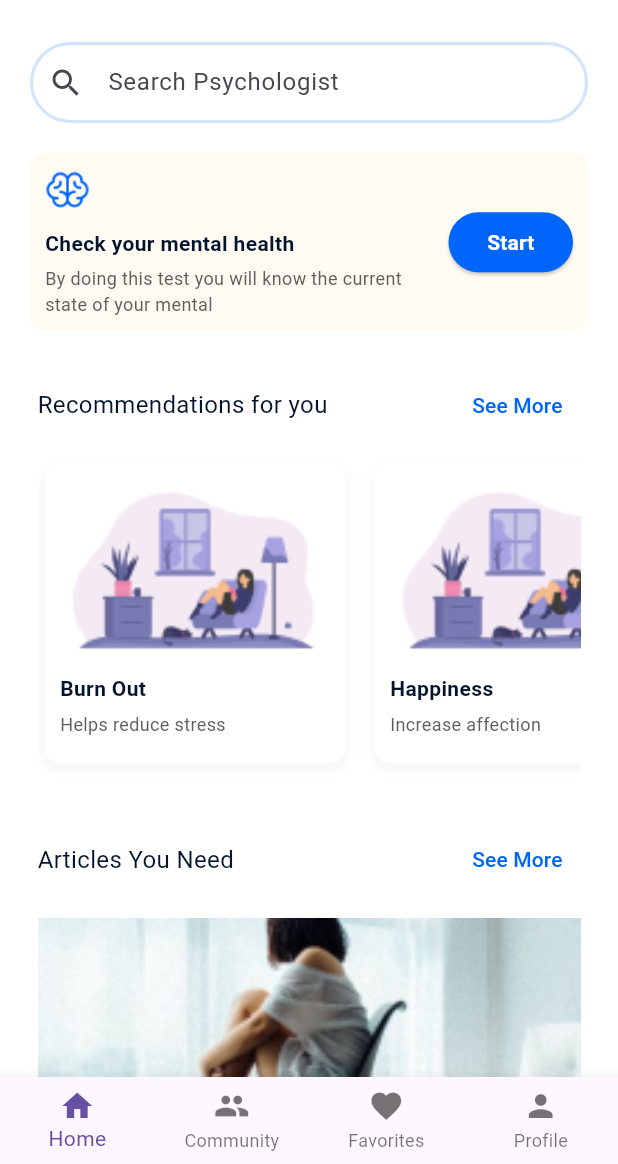
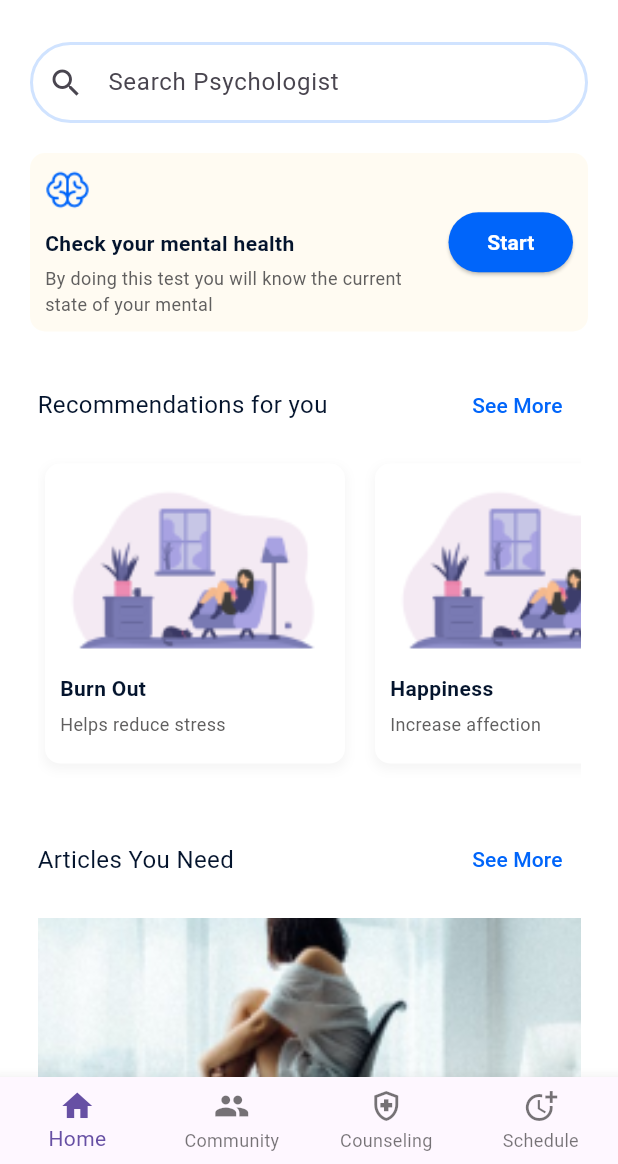
Before and after one commit to muamarzidan/MindWell, a Flutter app: the HomeScreen screen opened by its route, on a phone screen of 412 x 824 dp, the part 72-1236 px from its top. Run offline on Flutter 3.47's test engine with Material 3 defaults, Android fonts, the phone set to English and light mode, and no system bars; our stand-ins replace firebase_auth, firebase_core, font_awesome_flutter, google_sign_in, smooth_page_indicator; accounts and stored records are empty.

Commit message:
feat: adjust navbombar

```diff
--- a/lib/common/home_screen.dart
+++ b/lib/common/home_screen.dart
@@ -84,12 +84,12 @@ class _HomeScreenState extends State<HomeScreen> {
             label: 'Community',
           ),
           BottomNavigationBarItem(
-            icon: Icon(Icons.favorite),
-            label: 'Favorites',
+            icon: Icon(Icons.health_and_safety_outlined),
+            label: 'Counseling',
           ),
           BottomNavigationBarItem(
-            icon: Icon(Icons.person),
-            label: 'Profile',
+            icon: Icon(Icons.more_time_sharp),
+            label: 'Schedule',
           ),
         ],
       ),
```
